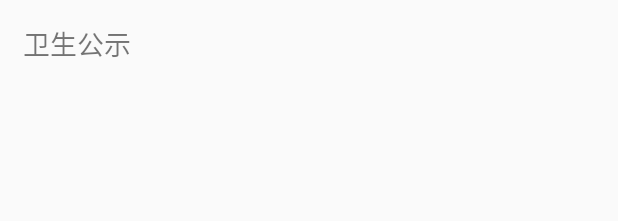
After one commit to MiHang/Test, an Android app: the layout fragment_dormitory_health_publicitty.xml on its own in the app's theme, with its tools: preview values and no code run, on a phone screen of 412 x 824 dp. The commit adds this screen. Shown: the top 221 px of the screen. Run offline under Robolectric (Android 15) with nearby library versions, the phone set to English and light mode, and no system bars.

Commit message:
完成宿舍页面框架

```diff
--- a/app/src/main/java/pers/test/activity/DormitoryActivity.kt
+++ b/app/src/main/java/pers/test/activity/DormitoryActivity.kt
@@ -60,6 +60,7 @@ class DormitoryActivity : AppCompatActivity() {
         items.add("宿舍走访")
         items.add("卫生登记")
         items.add("维修登记")
+        items.add("卫生公示")
 
         // 交错式网格布局，只显示一行
         var staggerd: StaggeredGridLayoutManager =
--- /dev/null
+++ b/app/src/main/java/pers/test/fragment/FragmentDormitoryHealthPublicity.java
@@ -0,0 +1,24 @@
+package pers.test.fragment;
+
+import android.os.Bundle;
+import android.support.v4.app.Fragment;
+import android.view.LayoutInflater;
+import android.view.View;
+import android.view.ViewGroup;
+
+import pers.test.R;
+
+/**
+ * 宿舍 - 卫生公示
+ */
+
+public class FragmentDormitoryHealthPublicity extends Fragment {
+
+    @Override
+    public View onCreateView(LayoutInflater inflater, ViewGroup container, Bundle savedInstanceState) {
+
+        View view = inflater.inflate(R.layout.fragment_dormitory_all, null);
+
+        return view;
+    }
+}
--- /dev/null
+++ b/app/src/main/res/layout/fragment_dormitory_health_publicitty.xml
@@ -0,0 +1,14 @@
+<?xml version="1.0" encoding="utf-8"?>
+<LinearLayout xmlns:android="http://schemas.android.com/apk/res/android"
+    android:orientation="vertical"
+    android:layout_width="match_parent"
+    android:layout_height="match_parent">
+
+    <TextView
+        android:layout_width="match_parent"
+        android:layout_height="wrap_content"
+        android:textSize="18dp"
+        android:padding="15dp"
+        android:text="卫生公示"/>
+
+</LinearLayout>
```
